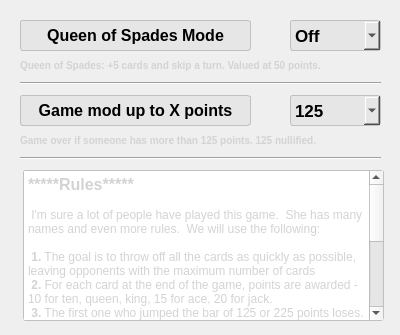
Above: optionwindow.ui from Dandddyy/Bridge before the change. Below: the same form after it.
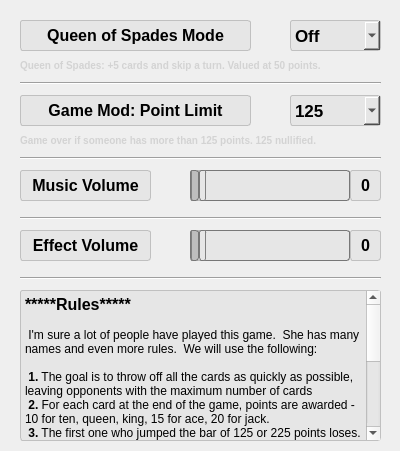
That is the form after the change.

```diff
--- a/optionwindow.ui
+++ b/optionwindow.ui
@@ -7,7 +7,7 @@
     <x>0</x>
     <y>0</y>
     <width>400</width>
-    <height>335</height>
+    <height>451</height>
    </rect>
   </property>
   <property name="windowTitle">
@@ -133,7 +133,7 @@
     font: bold;</string>
    </property>
    <property name="text">
-    <string>Game mod up to X points</string>
+    <string>Game Mod: Point Limit</string>
    </property>
    <property name="alignment">
     <set>Qt::AlignCenter</set>
@@ -207,8 +207,8 @@
   <widget class="QTextEdit" name="textEdit">
    <property name="geometry">
     <rect>
-     <x>23</x>
-     <y>170</y>
+     <x>20</x>
+     <y>290</y>
      <width>361</width>
      <height>151</height>
     </rect>
@@ -217,34 +217,337 @@
     <enum>Qt::DefaultContextMenu</enum>
    </property>
    <property name="styleSheet">
-    <string notr="true">font-family: &quot;Segoe UI&quot;;
-    font-size: 9pt;
-    border: 1px solid;
-    border-color: rgb(192,192,192); 
-    border-radius: 3px; 
-    color: lightgrey;
-    font: bold;</string>
+    <string notr="true">QTextEdit {
+    font-family: &quot;Segoe UI&quot;;
+    font-size: 12pt;
+    border: 1px solid rgb(192,192,192);
+    border-radius: 3px;
+    background-color: rgb(230,230,230);
+    color: black;
+    font-weight: bold;
+}
+
+QTextEdit QScrollBar:vertical {
+    border: 1px solid #C0C0C0; /* Светло-серый цвет границы */
+    background: #F0F0F0; /* Светло-серый цвет фона полосы прокрутки */
+    width: 10px; /* Ширина полосы прокрутки */
+    border-radius: 4px; /* Скругление углов */
+}
+
+/* Стиль для ползунка полосы прокрутки */
+QTextEdit QScrollBar::handle:vertical {
+    background-color: #D0D0D0; /* Серый цвет ползунка */
+    min-height: 20px; /* Минимальная высота ползунка */
+    border-radius: 4px; /* Скругление углов ползунка */
+}
+
+/* Стиль для кнопок полосы прокрутки (в данном случае они скрыты) */
+QTextEdit QScrollBar::add-line:vertical, QTextEdit QScrollBar::sub-line:vertical {
+    border: none;
+    background: none;
+    height: 0px;
+}
+
+/* Стиль для стрелок полосы прокрутки (в данном случае они скрыты) */
+QTextEdit QScrollBar::up-arrow:vertical, QTextEdit QScrollBar::down-arrow:vertical {
+    width: 0px;
+    height: 0px;
+    background: none;
+}
+
+/* Стиль для нажатия на дорожку полосы прокрутки */
+QTextEdit QScrollBar::add-page:vertical, QTextEdit QScrollBar::sub-page:vertical {
+    background: none;
+}</string>
    </property>
    <property name="html">
     <string>&lt;!DOCTYPE HTML PUBLIC &quot;-//W3C//DTD HTML 4.0//EN&quot; &quot;http://www.w3.org/TR/REC-html40/strict.dtd&quot;&gt;
 &lt;html&gt;&lt;head&gt;&lt;meta name=&quot;qrichtext&quot; content=&quot;1&quot; /&gt;&lt;meta charset=&quot;utf-8&quot; /&gt;&lt;style type=&quot;text/css&quot;&gt;
 p, li { white-space: pre-wrap; }
 hr { height: 1px; border-width: 0; }
-&lt;/style&gt;&lt;/head&gt;&lt;body style=&quot; font-family:'Segoe UI'; font-size:9pt; font-weight:700; font-style:normal;&quot;&gt;
-&lt;p style=&quot; margin-top:0px; margin-bottom:0px; margin-left:0px; margin-right:0px; -qt-block-indent:0; text-indent:0px;&quot;&gt;&lt;span style=&quot; font-size:12pt;&quot;&gt;*****Rules*****&lt;/span&gt;&lt;/p&gt;
-&lt;p style=&quot;-qt-paragraph-type:empty; margin-top:0px; margin-bottom:0px; margin-left:0px; margin-right:0px; -qt-block-indent:0; text-indent:0px; font-weight:400;&quot;&gt;&lt;br /&gt;&lt;/p&gt;
-&lt;p style=&quot; margin-top:0px; margin-bottom:0px; margin-left:0px; margin-right:0px; -qt-block-indent:0; text-indent:0px;&quot;&gt;&lt;span style=&quot; font-weight:400;&quot;&gt; I'm sure a lot of people have played this game.  She has many names and even more rules.  We will use the following:&lt;/span&gt;&lt;/p&gt;
-&lt;p style=&quot;-qt-paragraph-type:empty; margin-top:0px; margin-bottom:0px; margin-left:0px; margin-right:0px; -qt-block-indent:0; text-indent:0px; font-weight:400;&quot;&gt;&lt;br /&gt;&lt;/p&gt;
-&lt;p style=&quot; margin-top:0px; margin-bottom:0px; margin-left:0px; margin-right:0px; -qt-block-indent:0; text-indent:0px;&quot;&gt; 1.&lt;span style=&quot; font-weight:400;&quot;&gt; The goal is to throw off all the cards as quickly as possible, leaving opponents with the maximum number of cards&lt;/span&gt;&lt;/p&gt;
-&lt;p style=&quot; margin-top:0px; margin-bottom:0px; margin-left:0px; margin-right:0px; -qt-block-indent:0; text-indent:0px;&quot;&gt;&lt;span style=&quot; font-weight:400;&quot;&gt; &lt;/span&gt;2.&lt;span style=&quot; font-weight:400;&quot;&gt; For each card at the end of the game, points are awarded - 10 for ten, queen, king, 15 for ace, 20 for jack.&lt;/span&gt;&lt;/p&gt;
-&lt;p style=&quot; margin-top:0px; margin-bottom:0px; margin-left:0px; margin-right:0px; -qt-block-indent:0; text-indent:0px;&quot;&gt;&lt;span style=&quot; font-weight:400;&quot;&gt; &lt;/span&gt;3.&lt;span style=&quot; font-weight:400;&quot;&gt; The first one who jumped the bar of 125 or 225 points loses.  The one who scores exactly 125 or 225 points - they burn out and he starts from scratch (lucky)&lt;/span&gt;&lt;/p&gt;
-&lt;p style=&quot; margin-top:0px; margin-bottom:0px; margin-left:0px; margin-right:0px; -qt-block-indent:0; text-indent:0px;&quot;&gt;&lt;span style=&quot; font-weight:400;&quot;&gt; &lt;/span&gt;4.&lt;span style=&quot; font-weight:400;&quot;&gt; The player must lay down a card (or several) of the same value, or the same suit (except for exceptions)&lt;/span&gt;&lt;/p&gt;
-&lt;p style=&quot; margin-top:0px; margin-bottom:0px; margin-left:0px; margin-right:0px; -qt-block-indent:0; text-indent:0px;&quot;&gt;&lt;span style=&quot; font-weight:400;&quot;&gt; &lt;/span&gt;5.&lt;span style=&quot; font-weight:400;&quot;&gt; The six must be covered - we take cards from the deck until we cover&lt;/span&gt;&lt;/p&gt;
-&lt;p style=&quot; margin-top:0px; margin-bottom:0px; margin-left:0px; margin-right:0px; -qt-block-indent:0; text-indent:0px;&quot;&gt;&lt;span style=&quot; font-weight:400;&quot;&gt; &lt;/span&gt;6.&lt;span style=&quot; font-weight:400;&quot;&gt; Seven forces the opponent to draw a card&lt;/span&gt;&lt;/p&gt;
-&lt;p style=&quot; margin-top:0px; margin-bottom:0px; margin-left:0px; margin-right:0px; -qt-block-indent:0; text-indent:0px;&quot;&gt;&lt;span style=&quot; font-weight:400;&quot;&gt; &lt;/span&gt;7.&lt;span style=&quot; font-weight:400;&quot;&gt; Eight - two cards and skip a turn&lt;/span&gt;&lt;/p&gt;
-&lt;p style=&quot; margin-top:0px; margin-bottom:0px; margin-left:0px; margin-right:0px; -qt-block-indent:0; text-indent:0px;&quot;&gt;&lt;span style=&quot; font-weight:400;&quot;&gt; &lt;/span&gt;8. &lt;span style=&quot; font-weight:400;&quot;&gt;Jack - can fall on any suit and you can order any suit&lt;/span&gt;&lt;/p&gt;
-&lt;p style=&quot; margin-top:0px; margin-bottom:0px; margin-left:0px; margin-right:0px; -qt-block-indent:0; text-indent:0px;&quot;&gt;&lt;span style=&quot; font-weight:400;&quot;&gt; &lt;/span&gt;9. &lt;span style=&quot; font-weight:400;&quot;&gt;Ace - the next player skips a turn&lt;/span&gt;&lt;/p&gt;
-&lt;p style=&quot; margin-top:0px; margin-bottom:0px; margin-left:0px; margin-right:0px; -qt-block-indent:0; text-indent:0px;&quot;&gt;10. &lt;span style=&quot; font-weight:400;&quot;&gt;Finished the game with a jack: -20 points, two jacks: -40, etc.&lt;/span&gt;&lt;/p&gt;&lt;/body&gt;&lt;/html&gt;</string>
+li.unchecked::marker { content: &quot;\2610&quot;; }
+li.checked::marker { content: &quot;\2612&quot;; }
+&lt;/style&gt;&lt;/head&gt;&lt;body style=&quot; font-family:'Segoe UI'; font-size:12pt; font-weight:700; font-style:normal;&quot;&gt;
+&lt;p style=&quot; margin-top:0px; margin-bottom:0px; margin-left:0px; margin-right:0px; -qt-block-indent:0; text-indent:0px;&quot;&gt;*****Rules*****&lt;/p&gt;
+&lt;p style=&quot;-qt-paragraph-type:empty; margin-top:0px; margin-bottom:0px; margin-left:0px; margin-right:0px; -qt-block-indent:0; text-indent:0px; font-size:9pt; font-weight:400;&quot;&gt;&lt;br /&gt;&lt;/p&gt;
+&lt;p style=&quot; margin-top:0px; margin-bottom:0px; margin-left:0px; margin-right:0px; -qt-block-indent:0; text-indent:0px;&quot;&gt;&lt;span style=&quot; font-size:9pt; font-weight:400;&quot;&gt; I'm sure a lot of people have played this game.  She has many names and even more rules.  We will use the following:&lt;/span&gt;&lt;/p&gt;
+&lt;p style=&quot;-qt-paragraph-type:empty; margin-top:0px; margin-bottom:0px; margin-left:0px; margin-right:0px; -qt-block-indent:0; text-indent:0px; font-size:9pt; font-weight:400;&quot;&gt;&lt;br /&gt;&lt;/p&gt;
+&lt;p style=&quot; margin-top:0px; margin-bottom:0px; margin-left:0px; margin-right:0px; -qt-block-indent:0; text-indent:0px;&quot;&gt;&lt;span style=&quot; font-size:9pt;&quot;&gt; 1.&lt;/span&gt;&lt;span style=&quot; font-size:9pt; font-weight:400;&quot;&gt; The goal is to throw off all the cards as quickly as possible, leaving opponents with the maximum number of cards&lt;/span&gt;&lt;/p&gt;
+&lt;p style=&quot; margin-top:0px; margin-bottom:0px; margin-left:0px; margin-right:0px; -qt-block-indent:0; text-indent:0px;&quot;&gt;&lt;span style=&quot; font-size:9pt; font-weight:400;&quot;&gt; &lt;/span&gt;&lt;span style=&quot; font-size:9pt;&quot;&gt;2.&lt;/span&gt;&lt;span style=&quot; font-size:9pt; font-weight:400;&quot;&gt; For each card at the end of the game, points are awarded - 10 for ten, queen, king, 15 for ace, 20 for jack.&lt;/span&gt;&lt;/p&gt;
+&lt;p style=&quot; margin-top:0px; margin-bottom:0px; margin-left:0px; margin-right:0px; -qt-block-indent:0; text-indent:0px;&quot;&gt;&lt;span style=&quot; font-size:9pt; font-weight:400;&quot;&gt; &lt;/span&gt;&lt;span style=&quot; font-size:9pt;&quot;&gt;3.&lt;/span&gt;&lt;span style=&quot; font-size:9pt; font-weight:400;&quot;&gt; The first one who jumped the bar of 125 or 225 points loses.  The one who scores exactly 125 or 225 points - they burn out and he starts from scratch (lucky)&lt;/span&gt;&lt;/p&gt;
+&lt;p style=&quot; margin-top:0px; margin-bottom:0px; margin-left:0px; margin-right:0px; -qt-block-indent:0; text-indent:0px;&quot;&gt;&lt;span style=&quot; font-size:9pt; font-weight:400;&quot;&gt; &lt;/span&gt;&lt;span style=&quot; font-size:9pt;&quot;&gt;4.&lt;/span&gt;&lt;span style=&quot; font-size:9pt; font-weight:400;&quot;&gt; The player must lay down a card (or several) of the same value, or the same suit (except for exceptions)&lt;/span&gt;&lt;/p&gt;
+&lt;p style=&quot; margin-top:0px; margin-bottom:0px; margin-left:0px; margin-right:0px; -qt-block-indent:0; text-indent:0px;&quot;&gt;&lt;span style=&quot; font-size:9pt; font-weight:400;&quot;&gt; &lt;/span&gt;&lt;span style=&quot; font-size:9pt;&quot;&gt;5.&lt;/span&gt;&lt;span style=&quot; font-size:9pt; font-weight:400;&quot;&gt; The six must be covered - we take cards from the deck until we cover&lt;/span&gt;&lt;/p&gt;
+&lt;p style=&quot; margin-top:0px; margin-bottom:0px; margin-left:0px; margin-right:0px; -qt-block-indent:0; text-indent:0px;&quot;&gt;&lt;span style=&quot; font-size:9pt; font-weight:400;&quot;&gt; &lt;/span&gt;&lt;span style=&quot; font-size:9pt;&quot;&gt;6.&lt;/span&gt;&lt;span style=&quot; font-size:9pt; font-weight:400;&quot;&gt; Seven forces the opponent to draw a card&lt;/span&gt;&lt;/p&gt;
+&lt;p style=&quot; margin-top:0px; margin-bottom:0px; margin-left:0px; margin-right:0px; -qt-block-indent:0; text-indent:0px;&quot;&gt;&lt;span style=&quot; font-size:9pt; font-weight:400;&quot;&gt; &lt;/span&gt;&lt;span style=&quot; font-size:9pt;&quot;&gt;7.&lt;/span&gt;&lt;span style=&quot; font-size:9pt; font-weight:400;&quot;&gt; Eight - two cards and skip a turn&lt;/span&gt;&lt;/p&gt;
+&lt;p style=&quot; margin-top:0px; margin-bottom:0px; margin-left:0px; margin-right:0px; -qt-block-indent:0; text-indent:0px;&quot;&gt;&lt;span style=&quot; font-size:9pt; font-weight:400;&quot;&gt; &lt;/span&gt;&lt;span style=&quot; font-size:9pt;&quot;&gt;8. &lt;/span&gt;&lt;span style=&quot; font-size:9pt; font-weight:400;&quot;&gt;Jack - can fall on any suit and you can order any suit&lt;/span&gt;&lt;/p&gt;
+&lt;p style=&quot; margin-top:0px; margin-bottom:0px; margin-left:0px; margin-right:0px; -qt-block-indent:0; text-indent:0px;&quot;&gt;&lt;span style=&quot; font-size:9pt; font-weight:400;&quot;&gt; &lt;/span&gt;&lt;span style=&quot; font-size:9pt;&quot;&gt;9. &lt;/span&gt;&lt;span style=&quot; font-size:9pt; font-weight:400;&quot;&gt;Ace - the next player skips a turn&lt;/span&gt;&lt;/p&gt;
+&lt;p style=&quot; margin-top:0px; margin-bottom:0px; margin-left:0px; margin-right:0px; -qt-block-indent:0; text-indent:0px;&quot;&gt;&lt;span style=&quot; font-size:9pt;&quot;&gt;10. &lt;/span&gt;&lt;span style=&quot; font-size:9pt; font-weight:400;&quot;&gt;Finished the game with a jack: -20 points, two jacks: -40, etc.&lt;/span&gt;&lt;/p&gt;&lt;/body&gt;&lt;/html&gt;</string>
+   </property>
+  </widget>
+  <widget class="QSlider" name="horizontalSlider">
+   <property name="geometry">
+    <rect>
+     <x>190</x>
+     <y>170</y>
+     <width>160</width>
+     <height>31</height>
+    </rect>
+   </property>
+   <property name="styleSheet">
+    <string notr="true">QSlider::groove:horizontal {
+    border: 1px solid #bbb;
+    height: 29px;
+    border-radius: 3px;
+}
+
+QSlider::sub-page:horizontal {
+    background: rgb(190,190,190); /* Заменено с фиолетового на серый цвет */
+    border: 1px solid #777;
+    height: 10px;
+    border-radius: 3px; /* Углы более обтекаемые */
+}
+
+QSlider::add-page:horizontal {
+    background: rgb(230,230,230);
+    border: 1px solid #777;
+    height: 10px;
+    border-radius: 3px;
+}
+
+QSlider::handle:horizontal {
+    background: qlineargradient(x1:0, y1:0, x2:1, y2:1,
+        stop:0 #eee, stop:1 #ccc);
+    border: 1px solid gray;
+    width: 13px;
+    margin-top: -2px;
+    margin-bottom: -2px;
+    border-radius: 3px;
+}
+
+QSlider::handle:horizontal:hover {
+    background: qlineargradient(x1:0, y1:0, x2:1, y2:1,
+        stop:0 #fff, stop:1 #ddd);
+    border: 1px solid #444;
+    border-radius: 4px;
+}
+
+QSlider::sub-page:horizontal:disabled {
+    background: #bbb;
+    border-color: #999;
+}
+
+QSlider::add-page:horizontal:disabled {
+    background: #eee;
+    border-color: #999;
+}
+
+QSlider::handle:horizontal:disabled {
+    background: #eee;
+    border: 1px solid #aaa;
+    border-radius: 3px;
+}
+</string>
+   </property>
+   <property name="orientation">
+    <enum>Qt::Horizontal</enum>
+   </property>
+  </widget>
+  <widget class="QLabel" name="label_5">
+   <property name="geometry">
+    <rect>
+     <x>20</x>
+     <y>170</y>
+     <width>131</width>
+     <height>31</height>
+    </rect>
+   </property>
+   <property name="styleSheet">
+    <string notr="true">font-family: &quot;Segoe UI&quot;;
+    font-size: 12pt;
+    border: 1px solid;
+    border-color: rgb(192,192,192); 
+    border-radius: 3px; 
+ background-color: rgb(230,230,230);
+    color: black;
+    font: bold;</string>
+   </property>
+   <property name="text">
+    <string>Music Volume</string>
+   </property>
+   <property name="alignment">
+    <set>Qt::AlignCenter</set>
+   </property>
+  </widget>
+  <widget class="QLabel" name="label_6">
+   <property name="geometry">
+    <rect>
+     <x>350</x>
+     <y>170</y>
+     <width>31</width>
+     <height>31</height>
+    </rect>
+   </property>
+   <property name="styleSheet">
+    <string notr="true">font-family: &quot;Segoe UI&quot;;
+    font-size: 12pt;
+    border: 1px solid;
+    border-color: rgb(192,192,192); 
+    border-radius: 3px; 
+ background-color: rgb(230,230,230);
+    color: black;
+    font: bold;</string>
+   </property>
+   <property name="text">
+    <string>0</string>
+   </property>
+   <property name="alignment">
+    <set>Qt::AlignCenter</set>
+   </property>
+  </widget>
+  <widget class="QLabel" name="label_7">
+   <property name="geometry">
+    <rect>
+     <x>20</x>
+     <y>230</y>
+     <width>131</width>
+     <height>31</height>
+    </rect>
+   </property>
+   <property name="styleSheet">
+    <string notr="true">font-family: &quot;Segoe UI&quot;;
+    font-size: 12pt;
+    border: 1px solid;
+    border-color: rgb(192,192,192); 
+    border-radius: 3px; 
+ background-color: rgb(230,230,230);
+    color: black;
+    font: bold;</string>
+   </property>
+   <property name="text">
+    <string>Effect Volume</string>
+   </property>
+   <property name="alignment">
+    <set>Qt::AlignCenter</set>
+   </property>
+  </widget>
+  <widget class="QSlider" name="horizontalSlider_2">
+   <property name="geometry">
+    <rect>
+     <x>190</x>
+     <y>230</y>
+     <width>160</width>
+     <height>31</height>
+    </rect>
+   </property>
+   <property name="styleSheet">
+    <string notr="true">QSlider::groove:horizontal {
+    border: 1px solid #bbb;
+    height: 29px;
+    border-radius: 3px;
+}
+
+QSlider::sub-page:horizontal {
+    background: rgb(190,190,190); /* Заменено с фиолетового на серый цвет */
+    border: 1px solid #777;
+    height: 10px;
+    border-radius: 3px; /* Углы более обтекаемые */
+}
+
+QSlider::add-page:horizontal {
+    background: rgb(230,230,230);
+    border: 1px solid #777;
+    height: 10px;
+    border-radius: 3px;
+}
+
+QSlider::handle:horizontal {
+    background: qlineargradient(x1:0, y1:0, x2:1, y2:1,
+        stop:0 #eee, stop:1 #ccc);
+    border: 1px solid gray;
+    width: 13px;
+    margin-top: -2px;
+    margin-bottom: -2px;
+    border-radius: 3px;
+}
+
+QSlider::handle:horizontal:hover {
+    background: qlineargradient(x1:0, y1:0, x2:1, y2:1,
+        stop:0 #fff, stop:1 #ddd);
+    border: 1px solid #444;
+    border-radius: 4px;
+}
+
+QSlider::sub-page:horizontal:disabled {
+    background: #bbb;
+    border-color: #999;
+}
+
+QSlider::add-page:horizontal:disabled {
+    background: #eee;
+    border-color: #999;
+}
+
+QSlider::handle:horizontal:disabled {
+    background: #eee;
+    border: 1px solid #aaa;
+    border-radius: 3px;
+}
+</string>
+   </property>
+   <property name="orientation">
+    <enum>Qt::Horizontal</enum>
+   </property>
+  </widget>
+  <widget class="QLabel" name="label_8">
+   <property name="geometry">
+    <rect>
+     <x>350</x>
+     <y>230</y>
+     <width>31</width>
+     <height>31</height>
+    </rect>
+   </property>
+   <property name="styleSheet">
+    <string notr="true">font-family: &quot;Segoe UI&quot;;
+    font-size: 12pt;
+    border: 1px solid;
+    border-color: rgb(192,192,192); 
+    border-radius: 3px; 
+ background-color: rgb(230,230,230);
+    color: black;
+    font: bold;</string>
+   </property>
+   <property name="text">
+    <string>0</string>
+   </property>
+   <property name="alignment">
+    <set>Qt::AlignCenter</set>
+   </property>
+  </widget>
+  <widget class="Line" name="line_3">
+   <property name="geometry">
+    <rect>
+     <x>20</x>
+     <y>210</y>
+     <width>361</width>
+     <height>16</height>
+    </rect>
+   </property>
+   <property name="orientation">
+    <enum>Qt::Horizontal</enum>
+   </property>
+  </widget>
+  <widget class="Line" name="line_4">
+   <property name="geometry">
+    <rect>
+     <x>20</x>
+     <y>270</y>
+     <width>361</width>
+     <height>16</height>
+    </rect>
+   </property>
+   <property name="orientation">
+    <enum>Qt::Horizontal</enum>
    </property>
   </widget>
  </widget>
```
